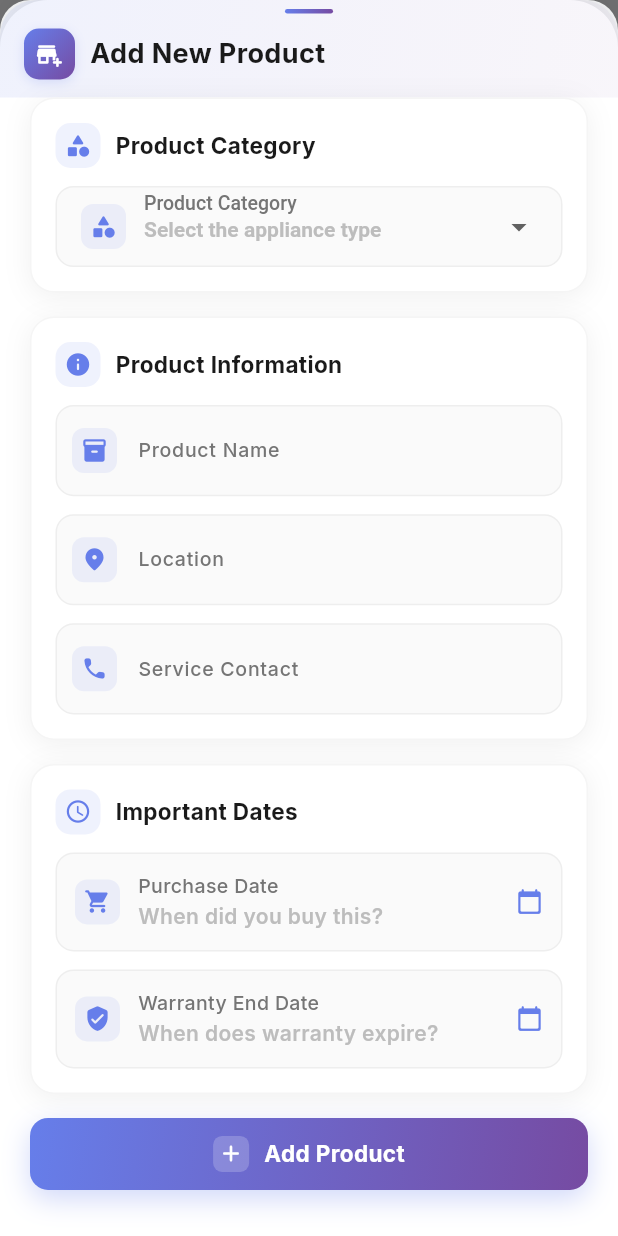
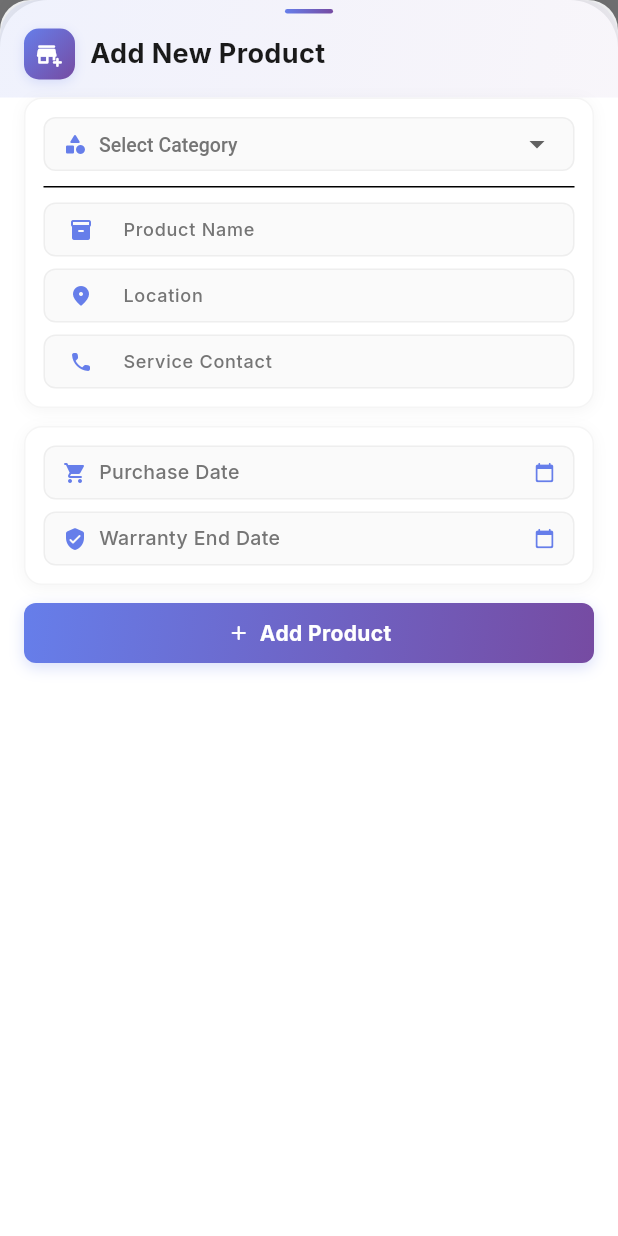
Before and after one commit to RensithUdara/Home-Care-Mobile-App, a Flutter app: the screen it shows once a user with an empty profile is signed in, after a tap on "Add Appliance", on a phone screen of 412 x 824 dp. Run offline on Flutter 3.47's test engine with Material 3 defaults, Android fonts, the phone set to English and light mode, and no system bars; our stand-ins replace cloud_firestore, firebase_auth, firebase_core, google_fonts; missing offline and left inert: flutter_phone_direct_caller; accounts and stored records are empty.

Commit message:
Refactor AddProductBottomSheet: Enhance UI layout and components for improved compactness and consistency

```diff
--- a/lib/components/add_product.dart
+++ b/lib/components/add_product.dart
@@ -166,47 +166,37 @@ class AddProductBottomSheetState extends State<AddProductBottomSheet> {
             ),
           ),
 
-          // Modern Scrollable Content with Cards
+          // Ultra Compressed Scrollable Content
           Expanded(
             child: SingleChildScrollView(
               physics: const BouncingScrollPhysics(),
-              padding: const EdgeInsets.fromLTRB(20, 0, 20, 20),
+              padding: const EdgeInsets.fromLTRB(16, 0, 16, 16),
               child: Column(
                 crossAxisAlignment: CrossAxisAlignment.start,
                 children: [
-                  // Category Selection Card
-                  _buildModernCard(
-                    title: 'Product Category',
-                    icon: Icons.category_rounded,
-                    child: _buildModernCategoryDropdown(),
-                  ),
-
-                  const SizedBox(height: 16),
-
-                  // Product Information Card
-                  _buildModernCard(
-                    title: 'Product Information',
-                    icon: Icons.info_rounded,
+                  // Combined Category & Product Info Card
+                  _buildUltraCompactCard(
                     child: Column(
                       children: [
-                        _buildModernTextField(
+                        _buildInlineCategoryDropdown(),
+                        const SizedBox(height: 10),
+                        const Divider(height: 1),
+                        const SizedBox(height: 10),
+                        _buildCompactTextField(
                           controller: _nameController,
                           label: 'Product Name',
-                          hint: 'e.g., Samsung Smart TV',
                           icon: Icons.inventory_2_rounded,
                         ),
-                        const SizedBox(height: 12),
-                        _buildModernTextField(
+                        const SizedBox(height: 8),
+                        _buildCompactTextField(
                           controller: _locationController,
                           label: 'Location',
-                          hint: 'e.g., Living Room',
                           icon: Icons.location_on_rounded,
                         ),
-                        const SizedBox(height: 12),
-                        _buildModernTextField(
+                        const SizedBox(height: 8),
+                        _buildCompactTextField(
                           controller: _contactNumberController,
                           label: 'Service Contact',
-                          hint: 'Customer service number',
                           icon: Icons.phone_rounded,
                           keyboardType: TextInputType.phone,
                         ),
@@ -214,25 +204,21 @@ class AddProductBottomSheetState extends State<AddProductBottomSheet> {
                     ),
                   ),
 
-                  const SizedBox(height: 16),
+                  const SizedBox(height: 12),
 
                   // Dates Card
-                  _buildModernCard(
-                    title: 'Important Dates',
-                    icon: Icons.schedule_rounded,
+                  _buildUltraCompactCard(
                     child: Column(
                       children: [
-                        _buildModernDateField(
+                        _buildCompactDateField(
                           label: 'Purchase Date',
-                          hint: 'When did you buy this?',
                           icon: Icons.shopping_cart_rounded,
                           selectedDate: _selectedPurchaseDate,
                           onTap: () => _selectDate(context, true),
                         ),
-                        const SizedBox(height: 12),
-                        _buildModernDateField(
+                        const SizedBox(height: 8),
+                        _buildCompactDateField(
                           label: 'Warranty End Date',
-                          hint: 'When does warranty expire?',
                           icon: Icons.verified_user_rounded,
                           selectedDate: _selectedWarrantyPeriod,
                           onTap: () => _selectDate(context, false),
@@ -241,46 +227,32 @@ class AddProductBottomSheetState extends State<AddProductBottomSheet> {
                     ),
                   ),
 
-                  const SizedBox(height: 16),
+                  const SizedBox(height: 12),
 
-                  // Error Display with improved design
+                  // Error Display
                   if (_errorMessage.isNotEmpty) ...[
                     Container(
                       width: double.infinity,
-                      padding: const EdgeInsets.all(12),
+                      padding: const EdgeInsets.symmetric(horizontal: 12, vertical: 8),
                       decoration: BoxDecoration(
                         color: Colors.red.shade50,
-                        borderRadius: BorderRadius.circular(12),
+                        borderRadius: BorderRadius.circular(8),
                         border: Border.all(color: Colors.red.shade200, width: 1),
-                        boxShadow: [
-                          BoxShadow(
-                            color: Colors.red.withOpacity(0.08),
-                            blurRadius: 6,
-                            offset: const Offset(0, 2),
-                          ),
-                        ],
                       ),
                       child: Row(
                         children: [
-                          Container(
-                            padding: const EdgeInsets.all(6),
-                            decoration: BoxDecoration(
-                              color: Colors.red.shade100,
-                              shape: BoxShape.circle,
-                            ),
-                            child: Icon(
+                          Icon(
                             Icons.error_outline_rounded,
                             color: Colors.red.shade600,
                             size: 16,
                           ),
-                          ),
-                          const SizedBox(width: 10),
+                          const SizedBox(width: 8),
                           Expanded(
                             child: Text(
                               _errorMessage,
                               style: TextStyle(
                                 color: Colors.red.shade700,
-                                fontSize: 13,
+                                fontSize: 12,
                                 fontWeight: FontWeight.w600,
                               ),
                             ),
@@ -288,14 +260,14 @@ class AddProductBottomSheetState extends State<AddProductBottomSheet> {
                         ],
                       ),
                     ),
-                    const SizedBox(height: 16),
+                    const SizedBox(height: 12),
                   ],
 
-                  // Modern Action Button
-                  _buildModernActionButton(),
+                  // Compact Action Button
+                  _buildCompactActionButton(),
 
                   // Bottom safe area
-                  SizedBox(height: MediaQuery.of(context).padding.bottom + 6),
+                  SizedBox(height: MediaQuery.of(context).padding.bottom + 4),
                 ],
               ),
             ),
@@ -305,21 +277,19 @@ class AddProductBottomSheetState extends State<AddProductBottomSheet> {
     );
   }
 
-  Widget _buildModernCard({
-    required String title,
-    required IconData icon,
+  Widget _buildUltraCompactCard({
     required Widget child,
   }) {
     return Container(
       width: double.infinity,
       decoration: BoxDecoration(
         color: Colors.white,
-        borderRadius: BorderRadius.circular(16),
+        borderRadius: BorderRadius.circular(12),
         boxShadow: [
           BoxShadow(
-            color: Colors.black.withOpacity(0.06),
-            blurRadius: 15,
-            offset: const Offset(0, 3),
+            color: Colors.black.withOpacity(0.04),
+            blurRadius: 8,
+            offset: const Offset(0, 2),
           ),
         ],
         border: Border.all(
@@ -328,54 +298,23 @@ class AddProductBottomSheetState extends State<AddProductBottomSheet> {
         ),
       ),
       child: Padding(
-        padding: const EdgeInsets.all(16),
-        child: Column(
-          crossAxisAlignment: CrossAxisAlignment.start,
-          children: [
-            Row(
-              children: [
-                Container(
-                  padding: const EdgeInsets.all(6),
-                  decoration: BoxDecoration(
-                    color: const Color(0xFF667EEA).withOpacity(0.1),
-                    borderRadius: BorderRadius.circular(10),
-                  ),
-                  child: Icon(
-                    icon,
-                    color: const Color(0xFF667EEA),
-                    size: 18,
-                  ),
-                ),
-                const SizedBox(width: 10),
-                Text(
-                  title,
-                  style: const TextStyle(
-                    fontSize: 15,
-                    fontWeight: FontWeight.bold,
-                    color: Color(0xFF1A1A1A),
-                  ),
-                ),
-              ],
-            ),
-            const SizedBox(height: 12),
-            child,
-          ],
-        ),
+        padding: const EdgeInsets.all(12),
+        child: child,
       ),
     );
   }
 
-  Widget _buildModernTextField({
+  Widget _buildCompactTextField({
     required TextEditingController controller,
     required String label,
-    required String hint,
     required IconData icon,
     TextInputType keyboardType = TextInputType.text,
   }) {
     return Container(
+      height: 36,
       decoration: BoxDecoration(
         color: Colors.grey.shade50,
-        borderRadius: BorderRadius.circular(12),
+        borderRadius: BorderRadius.circular(8),
         border: Border.all(color: Colors.grey.shade200),
       ),
       child: TextField(
@@ -383,107 +322,73 @@ class AddProductBottomSheetState extends State<AddProductBottomSheet> {
         keyboardType: keyboardType,
         onChanged: (_) => _clearError(),
         style: const TextStyle(
-          fontSize: 14,
+          fontSize: 13,
           fontWeight: FontWeight.w500,
           color: Color(0xFF1A1A1A),
         ),
         decoration: InputDecoration(
           labelText: label,
-          hintText: hint,
-          prefixIcon: Container(
-            margin: const EdgeInsets.all(10),
-            padding: const EdgeInsets.all(6),
-            decoration: BoxDecoration(
-              color: const Color(0xFF667EEA).withOpacity(0.1),
-              borderRadius: BorderRadius.circular(8),
-            ),
-            child: Icon(
+          prefixIcon: Icon(
             icon,
             color: const Color(0xFF667EEA),
-              size: 18,
-            ),
+            size: 16,
           ),
           border: InputBorder.none,
-          contentPadding: const EdgeInsets.symmetric(horizontal: 16, vertical: 12),
+          contentPadding: const EdgeInsets.symmetric(horizontal: 12, vertical: 8),
           labelStyle: TextStyle(
             color: Colors.grey.shade600,
-            fontSize: 13,
+            fontSize: 12,
             fontWeight: FontWeight.w500,
-          ),
-          hintStyle: TextStyle(
-            color: Colors.grey.shade400,
-            fontSize: 13,
           ),
         ),
       ),
     );
   }
 
-  Widget _buildModernDateField({
+  Widget _buildCompactDateField({
     required String label,
-    required String hint,
     required IconData icon,
     required DateTime? selectedDate,
     required VoidCallback onTap,
   }) {
     return Container(
+      height: 36,
       decoration: BoxDecoration(
         color: Colors.grey.shade50,
-        borderRadius: BorderRadius.circular(12),
+        borderRadius: BorderRadius.circular(8),
         border: Border.all(color: Colors.grey.shade200),
       ),
       child: InkWell(
-        borderRadius: BorderRadius.circular(12),
+        borderRadius: BorderRadius.circular(8),
         onTap: onTap,
         child: Padding(
-          padding: const EdgeInsets.all(12),
+          padding: const EdgeInsets.symmetric(horizontal: 12),
           child: Row(
             children: [
-              Container(
-                padding: const EdgeInsets.all(6),
-                decoration: BoxDecoration(
-                  color: const Color(0xFF667EEA).withOpacity(0.1),
-                  borderRadius: BorderRadius.circular(8),
-                ),
-                child: Icon(
+              Icon(
                 icon,
                 color: const Color(0xFF667EEA),
-                  size: 18,
+                size: 16,
               ),
-              ),
-              const SizedBox(width: 12),
+              const SizedBox(width: 8),
               Expanded(
-                child: Column(
-                  crossAxisAlignment: CrossAxisAlignment.start,
-                  children: [
-                    Text(
-                      label,
+                child: Text(
+                  selectedDate == null
+                      ? label
+                      : DateFormat('MMM dd, yyyy').format(selectedDate),
                   style: TextStyle(
                     fontSize: 13,
                     fontWeight: FontWeight.w500,
-                        color: Colors.grey.shade600,
-                      ),
-                    ),
-                    const SizedBox(height: 1),
-                    Text(
-                      selectedDate == null
-                          ? hint
-                          : DateFormat('EEEE, MMM dd, yyyy').format(selectedDate),
-                      style: TextStyle(
-                        fontSize: 14,
-                        fontWeight: FontWeight.w600,
                     color: selectedDate == null
-                            ? Colors.grey.shade400
+                        ? Colors.grey.shade600
                         : const Color(0xFF1A1A1A),
                   ),
-                    ),
-                  ],
                 ),
               ),
               Icon(
                 Icons.calendar_today_rounded,
                 color: const Color(0xFF667EEA),
-                size: 18,
+                size: 14,
               ),
             ],
           ),
@@ -492,53 +397,33 @@ class AddProductBottomSheetState extends State<AddProductBottomSheet> {
     );
   }
 
-  Widget _buildModernCategoryDropdown() {
+  Widget _buildInlineCategoryDropdown() {
     return Container(
+      height: 36,
       decoration: BoxDecoration(
         color: Colors.grey.shade50,
-        borderRadius: BorderRadius.circular(12),
+        borderRadius: BorderRadius.circular(8),
         border: Border.all(color: Colors.grey.shade200),
       ),
-      padding: const EdgeInsets.symmetric(horizontal: 16, vertical: 2),
+      padding: const EdgeInsets.symmetric(horizontal: 12),
       child: DropdownButtonHideUnderline(
         child: DropdownButton<Category>(
           isExpanded: true,
           hint: Row(
             children: [
-              Container(
-                padding: const EdgeInsets.all(6),
-                decoration: BoxDecoration(
-                  color: const Color(0xFF667EEA).withOpacity(0.1),
-                  borderRadius: BorderRadius.circular(8),
-                ),
-                child: Icon(
+              Icon(
                 Icons.category_rounded,
                 color: const Color(0xFF667EEA),
-                  size: 18,
+                size: 16,
               ),
-              ),
-              const SizedBox(width: 12),
-              Column(
-                crossAxisAlignment: CrossAxisAlignment.start,
-                children: [
+              const SizedBox(width: 8),
               Text(
-                    'Product Category',
+                'Select Category',
                 style: TextStyle(
                   fontSize: 13,
                   fontWeight: FontWeight.w500,
                   color: Colors.grey.shade600,
                 ),
-                  ),
-                  const SizedBox(height: 1),
-                  Text(
-                    'Select the appliance type',
-                    style: TextStyle(
-                      fontSize: 14,
-                      fontWeight: FontWeight.w600,
-                      color: Colors.grey.shade400,
-                    ),
-                  ),
-                ],
               ),
             ],
           ),
@@ -548,7 +433,7 @@ class AddProductBottomSheetState extends State<AddProductBottomSheet> {
             _clearError();
           },
           style: const TextStyle(
-            fontSize: 14,
+            fontSize: 13,
             fontWeight: FontWeight.w600,
             color: Color(0xFF1A1A1A),
           ),
@@ -557,23 +442,16 @@ class AddProductBottomSheetState extends State<AddProductBottomSheet> {
               value: category,
               child: Row(
                 children: [
-                  Container(
-                    padding: const EdgeInsets.all(4),
-                    decoration: BoxDecoration(
-                      color: const Color(0xFF667EEA).withOpacity(0.1),
-                      borderRadius: BorderRadius.circular(6),
-                    ),
-                    child: Icon(
+                  Icon(
                     _getCategoryIcon(category),
                     color: const Color(0xFF667EEA),
-                      size: 16,
+                    size: 14,
                   ),
-                  ),
-                  const SizedBox(width: 10),
+                  const SizedBox(width: 8),
                   Text(
                     _getCategoryName(category),
                     style: const TextStyle(
-                      fontSize: 14,
+                      fontSize: 13,
                       fontWeight: FontWeight.w600,
                     ),
                   ),
@@ -586,10 +464,10 @@ class AddProductBottomSheetState extends State<AddProductBottomSheet> {
     );
   }
 
-  Widget _buildModernActionButton() {
+  Widget _buildCompactActionButton() {
     return Container(
       width: double.infinity,
-      height: 48,
+      height: 40,
       decoration: BoxDecoration(
         gradient: LinearGradient(
           begin: Alignment.topLeft,
@@ -599,51 +477,44 @@ class AddProductBottomSheetState extends State<AddProductBottomSheet> {
             const Color(0xFF764BA2),
           ],
         ),
-        borderRadius: BorderRadius.circular(12),
+        borderRadius: BorderRadius.circular(8),
         boxShadow: [
           BoxShadow(
-            color: const Color(0xFF667EEA).withOpacity(0.3),
-            blurRadius: 15,
-            offset: const Offset(0, 6),
+            color: const Color(0xFF667EEA).withOpacity(0.25),
+            blurRadius: 8,
+            offset: const Offset(0, 3),
           ),
         ],
       ),
       child: Material(
         color: Colors.transparent,
         child: InkWell(
-          borderRadius: BorderRadius.circular(12),
+          borderRadius: BorderRadius.circular(8),
           onTap: _isLoading ? null : _addProduct,
           child: Center(
             child: _isLoading
                 ? const SizedBox(
-                    width: 20,
-                    height: 20,
+                    width: 16,
+                    height: 16,
                     child: CircularProgressIndicator(
                       color: Colors.white,
-                      strokeWidth: 2.5,
+                      strokeWidth: 2,
                     ),
                   )
-                : Row(
+                : const Row(
                     mainAxisAlignment: MainAxisAlignment.center,
                     children: [
-                      Container(
-                        padding: const EdgeInsets.all(3),
-                        decoration: BoxDecoration(
-                          color: Colors.white.withOpacity(0.2),
-                          borderRadius: BorderRadius.circular(6),
-                        ),
-                        child: const Icon(
+                      Icon(
                         Icons.add_rounded,
                         color: Colors.white,
-                          size: 18,
+                        size: 16,
                       ),
-                      ),
-                      const SizedBox(width: 10),
-                      const Text(
+                      SizedBox(width: 6),
+                      Text(
                         'Add Product',
                         style: TextStyle(
                           color: Colors.white,
-                          fontSize: 15,
+                          fontSize: 14,
                           fontWeight: FontWeight.bold,
                         ),
                       ),
```
Lines whose indentation alone changed are shown as unchanged.
